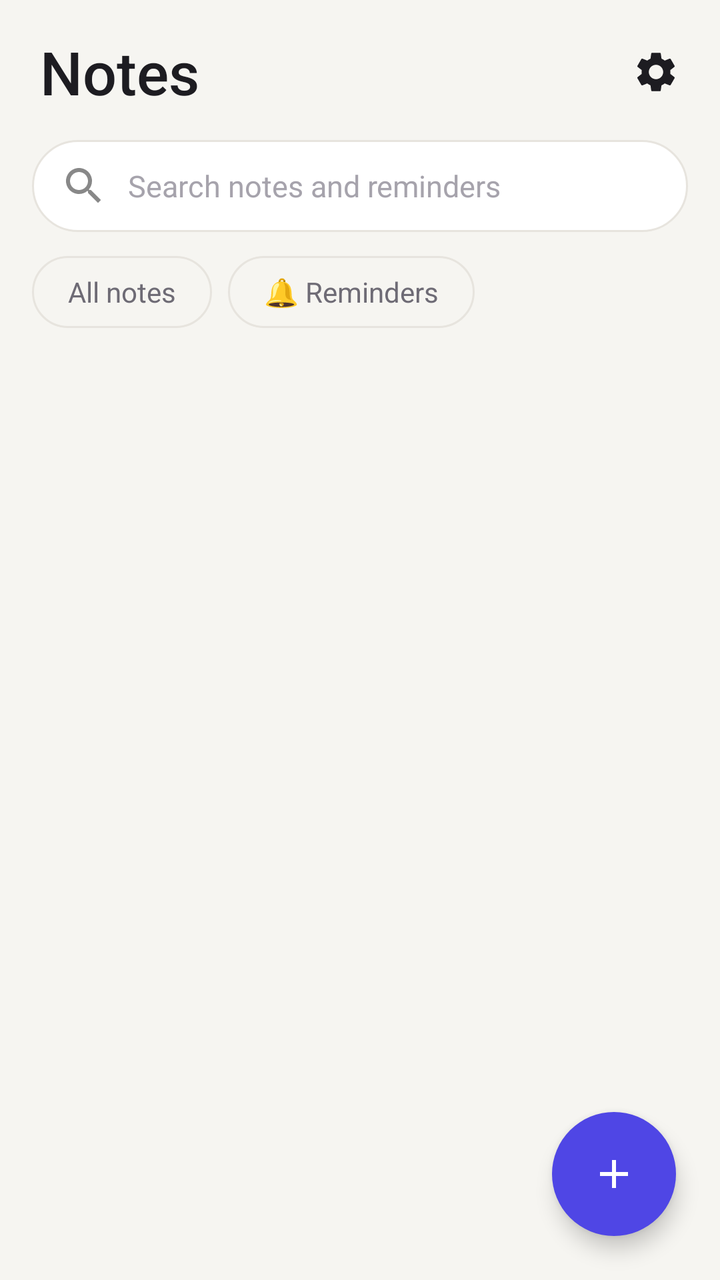
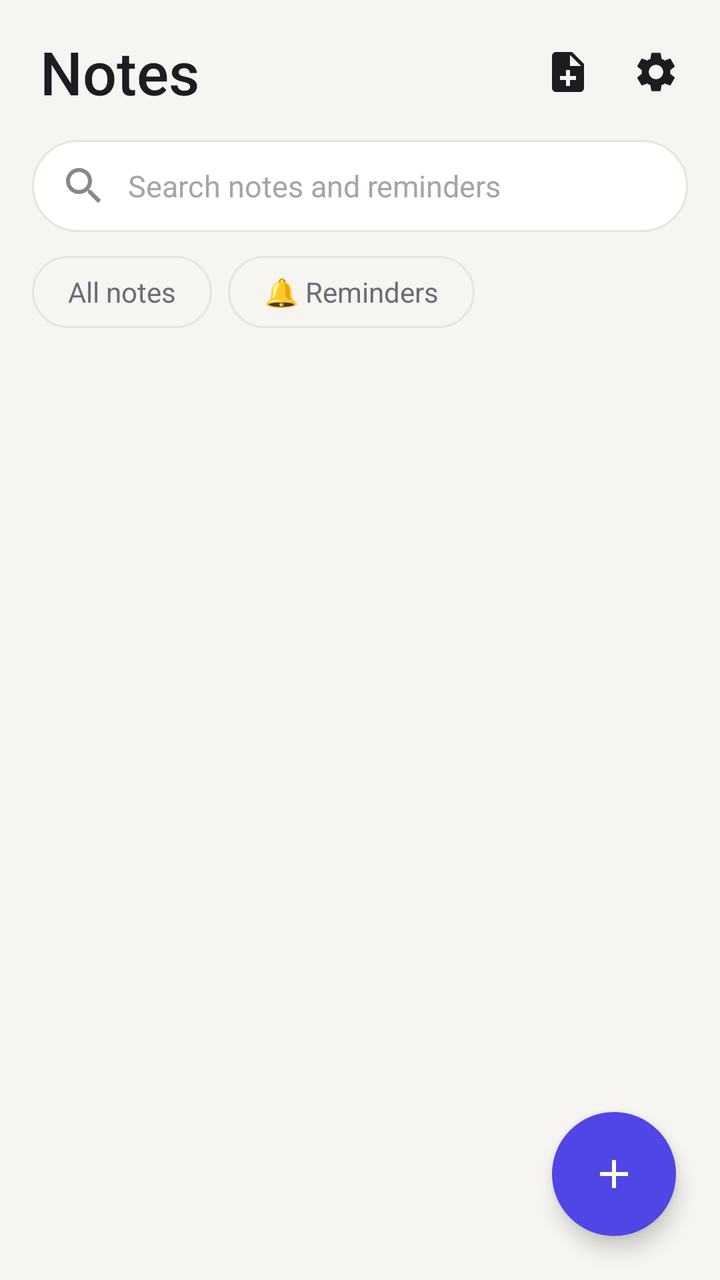

Compare the two renders of this Android layout. The source of the first and the diff that turns it into the second are given below.
<!-- AndroidManifest.xml: application theme AppTheme -->
<!-- res/layout/activity_main.xml -->
<?xml version="1.0" encoding="utf-8"?>
<FrameLayout xmlns:android="http://schemas.android.com/apk/res/android"
    android:layout_width="match_parent"
    android:layout_height="match_parent"
    android:background="@color/bg">

    <LinearLayout
        android:layout_width="match_parent"
        android:layout_height="match_parent"
        android:orientation="vertical">

        <LinearLayout
            android:layout_width="match_parent"
            android:layout_height="wrap_content"
            android:gravity="center_vertical"
            android:orientation="horizontal"
            android:paddingStart="20dp"
            android:paddingTop="14dp"
            android:paddingEnd="10dp">

            <TextView
                android:layout_width="0dp"
                android:layout_height="wrap_content"
                android:layout_weight="1"
                android:fontFamily="sans-serif-medium"
                android:text="Notes"
                android:textColor="@color/text"
                android:textSize="30sp" />

            <ImageButton
                android:id="@+id/btn_settings"
                style="@style/IconButton"
                android:contentDescription="Settings"
                android:src="@drawable/ic_settings" />
        </LinearLayout>

        <EditText
            android:id="@+id/search"
            android:layout_width="match_parent"
            android:layout_height="46dp"
            android:layout_marginStart="16dp"
            android:layout_marginTop="12dp"
            android:layout_marginEnd="16dp"
            android:background="@drawable/bg_search"
            android:drawableStart="@drawable/ic_search"
            android:drawablePadding="10dp"
            android:hint="Search notes and reminders"
            android:imeOptions="actionSearch"
            android:inputType="text"
            android:paddingStart="14dp"
            android:paddingEnd="14dp"
            android:textColor="@color/text"
            android:textSize="15sp" />

        <LinearLayout
            android:layout_width="match_parent"
            android:layout_height="wrap_content"
            android:orientation="horizontal"
            android:paddingStart="16dp"
            android:paddingTop="12dp"
            android:paddingEnd="16dp"
            android:paddingBottom="4dp">

            <TextView
                android:id="@+id/tab_notes"
                android:layout_width="wrap_content"
                android:layout_height="36dp"
                android:background="@drawable/bg_tab"
                android:gravity="center"
                android:paddingStart="18dp"
                android:paddingEnd="18dp"
                android:text="All notes"
                android:textColor="@color/tab_text"
                android:textSize="14sp" />

            <TextView
                android:id="@+id/tab_reminders"
                android:layout_width="wrap_content"
                android:layout_height="36dp"
                android:layout_marginStart="8dp"
                android:background="@drawable/bg_tab"
                android:gravity="center"
                android:paddingStart="18dp"
                android:paddingEnd="18dp"
                android:text="🔔 Reminders"
                android:textColor="@color/tab_text"
                android:textSize="14sp" />
        </LinearLayout>

        <FrameLayout
            android:layout_width="match_parent"
            android:layout_height="0dp"
            android:layout_weight="1">

            <ListView
                android:id="@+id/list"
                android:layout_width="match_parent"
                android:layout_height="match_parent"
                android:clipToPadding="false"
                android:divider="@null"
                android:dividerHeight="0dp"
                android:paddingStart="12dp"
                android:paddingTop="4dp"
                android:paddingEnd="12dp"
                android:paddingBottom="96dp"
                android:scrollbarStyle="outsideOverlay" />

            <TextView
                android:id="@+id/empty"
                android:layout_width="match_parent"
                android:layout_height="wrap_content"
                android:layout_gravity="center"
                android:gravity="center"
                android:lineSpacingExtra="4dp"
                android:padding="32dp"
                android:textColor="@color/text2"
                android:textSize="15sp"
                android:visibility="gone" />
        </FrameLayout>
    </LinearLayout>

    <ImageButton
        android:id="@+id/fab"
        android:layout_width="62dp"
        android:layout_height="62dp"
        android:layout_gravity="bottom|end"
        android:layout_margin="22dp"
        android:background="@drawable/bg_fab"
        android:contentDescription="New note"
        android:elevation="6dp"
        android:src="@drawable/ic_add" />
</FrameLayout>
<!-- resources referenced by this layout -->
<resources>
  <color name="bg">#F6F5F1</color>
  <color name="text">#1D1C21</color>
  <color name="text2">#6E6B75</color>
  <!-- drawable bg_fab (drawable) -->
  <?xml version="1.0" encoding="utf-8"?>
  <ripple xmlns:android="http://schemas.android.com/apk/res/android" android:color="#33FFFFFF">
      <item>
          <shape android:shape="oval">
              <solid android:color="@color/accent" />
          </shape>
      </item>
  </ripple>
  <!-- drawable bg_search (drawable) -->
  <?xml version="1.0" encoding="utf-8"?>
  <shape xmlns:android="http://schemas.android.com/apk/res/android" android:shape="rectangle">
      <solid android:color="@color/surface" />
      <stroke android:width="1dp" android:color="@color/divider" />
      <corners android:radius="24dp" />
  </shape>
  <!-- drawable ic_add (drawable) -->
  <?xml version="1.0" encoding="utf-8"?>
  <vector xmlns:android="http://schemas.android.com/apk/res/android"
      android:width="24dp" android:height="24dp" android:viewportWidth="24" android:viewportHeight="24">
      <path android:fillColor="#FFFFFFFF" android:pathData="M19,13h-6v6h-2v-6H5v-2h6V5h2v6h6v2z" />
  </vector>
  <!-- drawable ic_search (drawable) -->
  <?xml version="1.0" encoding="utf-8"?>
  <vector xmlns:android="http://schemas.android.com/apk/res/android"
      android:width="24dp" android:height="24dp" android:viewportWidth="24" android:viewportHeight="24">
      <path android:fillColor="#FF888888" android:pathData="M15.5,14h-0.79l-0.28,-0.27C15.41,12.59 16,11.11 16,9.5 16,5.91 13.09,3 9.5,3S3,5.91 3,9.5 5.91,16 9.5,16c1.61,0 3.09,-0.59 4.23,-1.57l0.27,0.28v0.79l5,4.99L20.49,19l-4.99,-5zM9.5,14C7.01,14 5,11.99 5,9.5S7.01,5 9.5,5 14,7.01 14,9.5 11.99,14 9.5,14z" />
  </vector>
  <style name="IconButton">
          <item name="android:layout_width">44dp</item>
          <item name="android:layout_height">44dp</item>
          <item name="android:padding">10dp</item>
          <item name="android:background">@drawable/bg_round_ripple</item>
          <item name="android:scaleType">centerInside</item>
          <item name="android:tint">@color/text</item>
      </style>
  <style name="AppTheme" parent="android:Theme.Material.Light.NoActionBar">
          <item name="android:colorPrimary">@color/bg</item>
          <item name="android:colorPrimaryDark">@color/bg</item>
          <item name="android:colorAccent">@color/accent</item>
          <item name="android:windowBackground">@color/bg</item>
          <item name="android:statusBarColor">@color/bg</item>
          <item name="android:navigationBarColor">@color/bg</item>
          <item name="android:windowLightStatusBar">true</item>
          <item name="android:textColorPrimary">@color/text</item>
          <item name="android:textColorSecondary">@color/text2</item>
          <item name="android:textColorHint">@color/hint</item>
          <item name="android:alertDialogTheme">@style/DialogTheme</item>
      </style>
  <color name="accent">#4F46E5</color>
  <color name="surface">#FFFFFF</color>
  <color name="divider">#E7E4DE</color>
  <!-- drawable bg_round_ripple (drawable) -->
  <?xml version="1.0" encoding="utf-8"?>
  <ripple xmlns:android="http://schemas.android.com/apk/res/android" android:color="#22888888"
      android:radius="22dp" />
  <color name="hint">#A6A3AC</color>
  <style name="DialogTheme" parent="android:Theme.Material.Light.Dialog.Alert">
          <item name="android:colorAccent">@color/accent</item>
      </style>
  <!-- unchanged entries left out for length: 2 -->
</resources>

<!-- the commit's change to res/layout/activity_main.xml (unified diff, before → after) -->
@@ -26,6 +26,12 @@
                 android:text="Notes"
                 android:textColor="@color/text"
                 android:textSize="30sp" />
+
+            <ImageButton
+                android:id="@+id/btn_import"
+                style="@style/IconButton"
+                android:contentDescription="Make a note from a photo, PDF or file"
+                android:src="@drawable/ic_import" />
 
             <ImageButton
                 android:id="@+id/btn_settings"
<!-- resource entries referenced after the edit -->
@@ -25,6 +25,13 @@
       android:width="24dp" android:height="24dp" android:viewportWidth="24" android:viewportHeight="24">
       <path android:fillColor="#FFFFFFFF" android:pathData="M19,13h-6v6h-2v-6H5v-2h6V5h2v6h6v2z" />
   </vector>
+  <!-- drawable ic_import (drawable) -->
+  <?xml version="1.0" encoding="utf-8"?>
+  <vector xmlns:android="http://schemas.android.com/apk/res/android"
+      android:width="24dp" android:height="24dp" android:viewportWidth="24" android:viewportHeight="24">
+      <path android:fillColor="#FF000000"
+          android:pathData="M14,2H6c-1.1,0 -1.99,0.9 -1.99,2L4,20c0,1.1 0.89,2 1.99,2H18c1.1,0 2,-0.9 2,-2V8l-6,-6zM16,16h-3v3h-2v-3H8v-2h3v-3h2v3h3v2zM13,9V3.5L18.5,9H13z" />
+  </vector>
   <!-- drawable ic_search (drawable) -->
   <?xml version="1.0" encoding="utf-8"?>
   <vector xmlns:android="http://schemas.android.com/apk/res/android"
@@ -51,6 +58,8 @@
           <item name="android:textColorSecondary">@color/text2</item>
           <item name="android:textColorHint">@color/hint</item>
           <item name="android:alertDialogTheme">@style/DialogTheme</item>
+          <item name="android:windowActionModeOverlay">true</item>
+          <item name="android:actionModeBackground">@color/surface</item>
       </style>
   <color name="accent">#4F46E5</color>
   <color name="surface">#FFFFFF</color>
